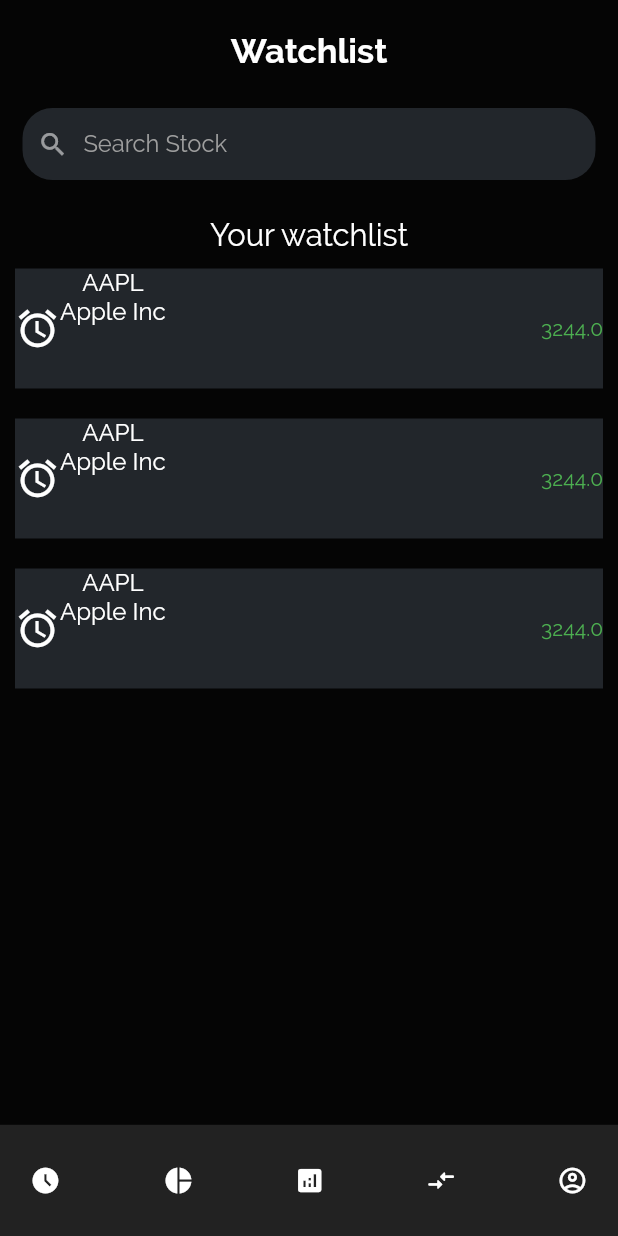
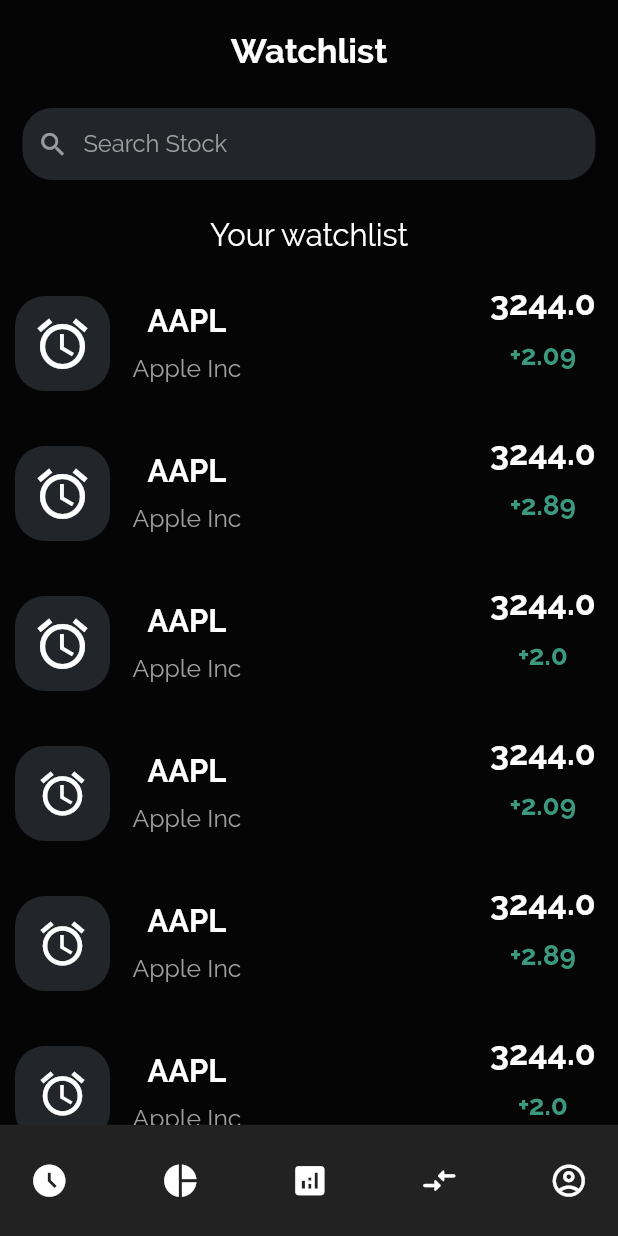
Before and after one commit to HarshRathi2511/Stock-trader, a Flutter app: the screen it shows after launch, on a phone screen of 412 x 824 dp. Run offline on Flutter 3.47's test engine with Material 2 defaults, Android fonts, the phone set to English and light mode, and no system bars; drawn by our look-alikes of google_nav_bar; our stand-ins replace pie_chart; missing offline and left inert: link_text.

Commit message:
stock card completed

```diff
--- a/lib/constants.dart
+++ b/lib/constants.dart
@@ -1,5 +1,4 @@
 import 'package:flutter/material.dart';
-
 
 const Color blackgrey = Color(0xFF22262B);
 
@@ -17,3 +16,5 @@ const TextStyle profilePageDataStyle = TextStyle(
 );
 
 var isNewsLoading = true;
+const Color kGreen = Color(0xFF3C997F);
+const Color kRed = Color(0xFFc9184a);
--- a/lib/providers/news_provider.dart
+++ b/lib/providers/news_provider.dart
@@ -42,8 +42,6 @@ class NewsProvider with ChangeNotifier {
     final response = await http.get(link);
     final res = json.decode(response.body);
 
-    print(res);
-
     print("Desc ${res["articles"][0]["description"]}");
 
     for (var news in res["articles"]) {
@@ -77,8 +75,6 @@ class NewsProvider with ChangeNotifier {
     final response = await http.get(link);
     final res = json.decode(response.body);
 
-    print(res);
-
     print("Desc ${res["articles"][0]["description"]}");
 
     for (var news in res["articles"]) {
--- a/lib/providers/stock.dart
+++ b/lib/providers/stock.dart
@@ -73,7 +73,7 @@ class StockProvider with ChangeNotifier {
       stockIcon: Icon(
         Icons.access_alarm_outlined,
         color: Colors.white,
-        size: 30,
+        size: 40,
       ),
       stockPrice: 3244,
       symbol: 'AAPL',
@@ -85,7 +85,7 @@ class StockProvider with ChangeNotifier {
       stockIcon: Icon(
         Icons.access_alarm_outlined,
         color: Colors.white,
-        size: 30,
+        size: 40,
       ),
       stockPrice: 3244,
       symbol: 'AAPL',
@@ -97,7 +97,43 @@ class StockProvider with ChangeNotifier {
       stockIcon: Icon(
         Icons.access_alarm_outlined,
         color: Colors.white,
-        size: 30,
+        size: 40,
+      ),
+      stockPrice: 3244,
+      symbol: 'AAPL',
+    ),
+    't4': Stock(
+      title: 'Apple Inc',
+      didPriceIncrease: true,
+      priceChange: 2.09,
+      stockIcon: Icon(
+        Icons.access_alarm_outlined,
+        color: Colors.white,
+        size: 35,
+      ),
+      stockPrice: 3244,
+      symbol: 'AAPL',
+    ),
+    't5': Stock(
+      title: 'Apple Inc',
+      didPriceIncrease: true,
+      priceChange: 2.89,
+      stockIcon: Icon(
+        Icons.access_alarm_outlined,
+        color: Colors.white,
+        size: 35,
+      ),
+      stockPrice: 3244,
+      symbol: 'AAPL',
+    ),
+    't6': Stock(
+      title: 'Apple Inc',
+      didPriceIncrease: true,
+      priceChange: 2,
+      stockIcon: Icon(
+        Icons.access_alarm_outlined,
+        color: Colors.white,
+        size: 35,
       ),
       stockPrice: 3244,
       symbol: 'AAPL',
--- a/lib/screens/news_detail_screen.dart
+++ b/lib/screens/news_detail_screen.dart
@@ -28,7 +28,10 @@ class NewsDetailScreen extends StatelessWidget {
             Container(
               width: double.infinity,
               height: deviceSize.height * 0.4,
-              child: Image.network(headlines[args].urlToImage),
+              child: Image.network(
+                headlines[args].urlToImage,
+                fit: BoxFit.fill,
+              ),
             ),
             Padding(
               padding: const EdgeInsets.all(8.0),
--- a/lib/screens/tabs_screen.dart
+++ b/lib/screens/tabs_screen.dart
@@ -47,7 +47,7 @@ class _TabsScreenState extends State<TabsScreen> {
             color: Colors.white, // tab button border
             duration: Duration(milliseconds: 400), // tab animation duration
             gap: 1, // the tab button gap between icon and text
-            iconSize: deviceSize.width / 20, // tab button icon size
+            iconSize: deviceSize.width / 16, // tab button icon size
             padding: EdgeInsets.symmetric(
               horizontal: 20,
               vertical: 5,
--- a/lib/screens/transactions_screen.dart
+++ b/lib/screens/transactions_screen.dart
@@ -1,33 +1,36 @@
 import 'package:flutter/material.dart';
-// import 'package:provider/provider.dart';
+import 'package:stock_trader/providers/stock.dart';
+import 'package:provider/provider.dart';
+import 'package:stock_trader/widgets/stock_card.dart';
 
 class TransactionScreen extends StatelessWidget {
   const TransactionScreen({Key? key}) : super(key: key);
 
   @override
   Widget build(BuildContext context) {
-    final deviceHeight = MediaQuery.of(context).size.height;
+    final stockProvider = Provider.of<StockProvider>(context);
+    // final deviceHeight = MediaQuery.of(context).size.height;
     final deviceWidth = MediaQuery.of(context).size.width;
-    Widget _buildStockListTile() {
-      return ListTile(
-        leading: Text(
-          'icon here',
-          style: TextStyle(color: Colors.white),
-        ),
-        title:
-            Text('AAPL', style: TextStyle(fontSize: 15, color: Colors.white)),
-        isThreeLine: true,
-        subtitle: Text(
-          'Apple Inc.',
-          style: TextStyle(
-            color: Colors.grey[400],
-            fontSize: 15,
-          ),
-        ),
-        trailing: Text('+ \$31.87',
-            style: TextStyle(fontSize: 15, color: Colors.white)),
-      );
-    }
+    // Widget _buildStockListTile() {
+    //   return ListTile(
+    //     leading: Text(
+    //       'icon here',
+    //       style: TextStyle(color: Colors.white),
+    //     ),
+    //     title:
+    //         Text('AAPL', style: TextStyle(fontSize: 15, color: Colors.white)),
+    //     isThreeLine: true,
+    //     subtitle: Text(
+    //       'Apple Inc.',
+    //       style: TextStyle(
+    //         color: Colors.grey[400],
+    //         fontSize: 15,
+    //       ),
+    //     ),
+    //     trailing: Text('+ \$31.87',
+    //         style: TextStyle(fontSize: 15, color: Colors.white)),
+    //   );
+    // }
 
     return Scaffold(
       backgroundColor: Theme.of(context).scaffoldBackgroundColor,
@@ -45,11 +48,21 @@ class TransactionScreen extends StatelessWidget {
             ),
             textAlign: TextAlign.center,
           ),
-          _buildStockListTile(),
-          _buildStockListTile(),
-          _buildStockListTile(),
-          _buildStockListTile(),
-          _buildStockListTile(),
+          Expanded(
+                  child: ListView(
+                    children: stockProvider.watchListStocks.values.toList()
+                        .map(
+                          (e) => StockCard(
+                              title: e.title,
+                              symbol: e.symbol,
+                              priceChange: e.priceChange,
+                              didPriceIncrease: e.didPriceIncrease,
+                              stockPrice: e.stockPrice,
+                              stockIcon: e.stockIcon),
+                        )
+                        .toList(),
+                  ),
+                ),
         ],
       ),
     );
--- a/lib/screens/watchlist_screen.dart
+++ b/lib/screens/watchlist_screen.dart
@@ -1,13 +1,11 @@
 import 'package:flutter/material.dart';
 import 'package:stock_trader/constants.dart';
 import 'package:provider/provider.dart';
-import 'package:stock_trader/widgets/watchlist_card.dart';
+import 'package:stock_trader/widgets/stock_card.dart';
 import './stock_detail_screen.dart';
 import '../providers/stock.dart';
 
-
 class WatchlistScreen extends StatelessWidget {
-
   final inputStockController = TextEditingController();
 
   @override
@@ -95,6 +93,9 @@ class WatchlistScreen extends StatelessWidget {
               fontSize: deviceSize.width * 0.05,
             ),
           ),
+          SizedBox(
+            height: 10,
+          ),
           stockProvider.watchListStockCount == 0
               ? Column(
                   mainAxisAlignment: MainAxisAlignment.center,
@@ -120,9 +121,10 @@ class WatchlistScreen extends StatelessWidget {
                 )
               : Expanded(
                   child: ListView(
-                    children: stockProvider.watchListStocks.values.toList()
+                    children: stockProvider.watchListStocks.values
+                        .toList()
                         .map(
-                          (e) => WatchListStockCard(
+                          (e) => StockCard(
                               title: e.title,
                               symbol: e.symbol,
                               priceChange: e.priceChange,
@@ -133,45 +135,6 @@ class WatchlistScreen extends StatelessWidget {
                         .toList(),
                   ),
                 ),
-          Column(
-            mainAxisAlignment: MainAxisAlignment.center,
-            children: [
-              SizedBox(
-                height: deviceSize.height * 0.1,
-              ),
-              // Text(
-              //   "Your watchlist is empty!",
-              //   style: TextStyle(
-              //     color: Colors.grey,
-              //     fontSize: deviceSize.width / 26,
-              //   ),
-              // ),
-              // Text(
-              //   "Add stocks to track them here.",
-              //   style: TextStyle(
-              //     color: Colors.grey,
-              //     fontSize: deviceSize.width / 26,
-              //   ),
-              // ),
-
-            ],
-          ),
-          // Container(
-          //   height: deviceSize.height*0.5,
-          //   child: ListView.builder(
-          //     itemCount: stocksData.stocks.length,
-          //     itemBuilder: (c,i){
-          //       return ListTile(
-          //         title: Text(stocksData.stocks[i].title,style:profilePageStyle),
-          //         trailing: Text(stocksData.stocks[i].price,style:profilePageStyle),
-          //         onTap: (){
-          //           Navigator.of(context).pushNamed(StockDetailScreen.routeName,arguments:stocksData.stocks[i].id);
-          //         },
-
-          //       );
-          //     },
-          //   ),
-          // ),
         ],
       ),
     );
--- /dev/null
+++ b/lib/widgets/stock_card.dart
@@ -0,0 +1,109 @@
+import 'package:flutter/material.dart';
+import 'package:stock_trader/constants.dart';
+
+class StockCard extends StatelessWidget {
+  late final String symbol;
+  late final String title;
+  late final double stockPrice;
+  late final double priceChange;
+  late final bool didPriceIncrease;
+  late final Icon stockIcon;
+
+  StockCard({
+    required this.title,
+    required this.symbol,
+    required this.priceChange,
+    required this.didPriceIncrease,
+    required this.stockPrice,
+    required this.stockIcon,
+  });
+
+  @override
+  Widget build(BuildContext context) {
+    final deviceSize = MediaQuery.of(context).size;
+    return GestureDetector(
+      onTap: () {},
+      child: Container(
+        height: 80,
+        width: double.infinity,
+        margin: EdgeInsets.symmetric(
+          horizontal: 10,
+          vertical: 10,
+        ),
+        child: Row(
+          children: [
+            Container(
+              // margin: EdgeInsets.all(8),
+              decoration: BoxDecoration(
+                color: kBlackGrey,
+                borderRadius: BorderRadius.circular(20),
+              ),
+              width: deviceSize.width / 6.5,
+              height: deviceSize.width / 6.5,
+              child: stockIcon,
+            ),
+            SizedBox(
+              width: 15,
+            ),
+            Container(
+              child: Column(
+                mainAxisAlignment: MainAxisAlignment.center,
+                children: [
+                  Text(
+                    symbol,
+                    maxLines: 1,
+                    style: TextStyle(
+                      color: Colors.white,
+                      fontSize: deviceSize.width / 20,
+                      fontWeight: FontWeight.bold,
+                    ),
+                  ),
+                  SizedBox(
+                    height: 10,
+                  ),
+                  Text(
+                    title,
+                    maxLines: 1,
+                    style: TextStyle(
+                      color: Colors.grey,
+                      fontSize: deviceSize.width / 25,
+                    ),
+                  )
+                ],
+              ),
+            ),
+            Spacer(),
+            Container(
+              margin: EdgeInsets.only(
+                right: 5,
+              ),
+              child: Column(
+                children: [
+                  Text(
+                    stockPrice.toString(),
+                    style: TextStyle(
+                      color: Colors.white,
+                      fontWeight: FontWeight.bold,
+                      fontSize: deviceSize.width / 18.18,
+                    ),
+                  ),
+                  SizedBox(
+                    height: 10,
+                  ),
+                  Text(
+                    '${didPriceIncrease ? '+' : '-'}$priceChange',
+                    style: TextStyle(
+                      color: didPriceIncrease ? kGreen : kRed,
+                      fontWeight: FontWeight.bold,
+                      fontSize: deviceSize.width / 22.22,
+                    ),
+                  ),
+                ],
+              ),
+            )
+          ],
+        ),
+      ),
+    );
+  }
+}
--- a/lib/widgets/watchlist_card.dart
+++ /dev/null
@@ -1,65 +0,0 @@
-import 'package:flutter/material.dart';
-import 'package:stock_trader/constants.dart';
-
-class WatchListStockCard extends StatelessWidget {
-  late final String symbol;
-  late final String title;
-  late final double stockPrice;
-  late final double priceChange;
-  late final bool didPriceIncrease;
-  late final Icon stockIcon;
-
-  WatchListStockCard({
-    required this.title,
-    required this.symbol,
-    required this.priceChange,
-    required this.didPriceIncrease,
-    required this.stockPrice,
-    required this.stockIcon,
-  });
-
-  @override
-  Widget build(BuildContext context) {
-    return ClipRRect(
-      borderRadius: BorderRadius.circular(
-        15,
-      ),
-      child: GestureDetector(
-        child: Container(
-          height: 80,
-          margin: EdgeInsets.all(10),
-          color: kBlackGrey,
-          width: double.infinity,
-          child: Row(
-            mainAxisAlignment: MainAxisAlignment.spaceBetween,
-            children: [
-              Container(
-                child: Row(children: [
-                  stockIcon,
-                  Center(
-                    child: Column(children: [
-                      Text(
-                        symbol,
-                        style: profilePageStyle,
-                      ),
-                      Text(
-                        title,
-                        style: profilePageStyle,
-                      ),
-                    ]),
-                  ),
-                ]),
-              ),
-              Text(
-                stockPrice.toString(),
-                style: TextStyle(
-                  color: didPriceIncrease ? Colors.green : Colors.red,
-                ),
-              )
-            ],
-          ),
-        ),
-      ),
-    );
-  }
-}
```
Also changed, not shown: 1 other file.
